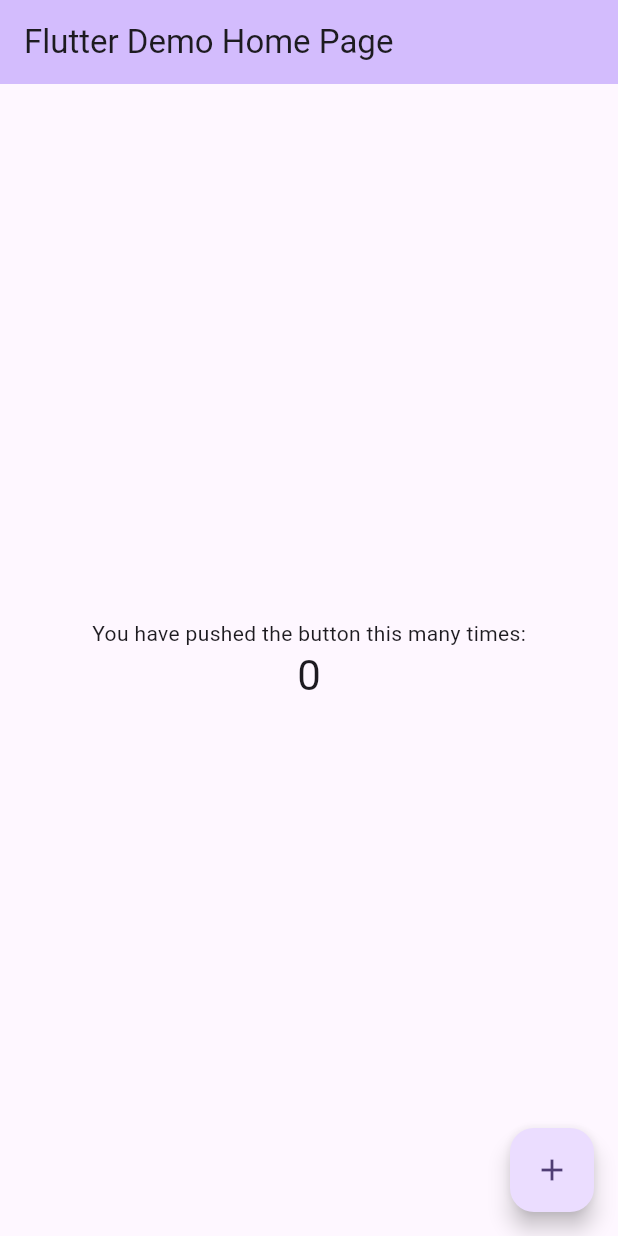
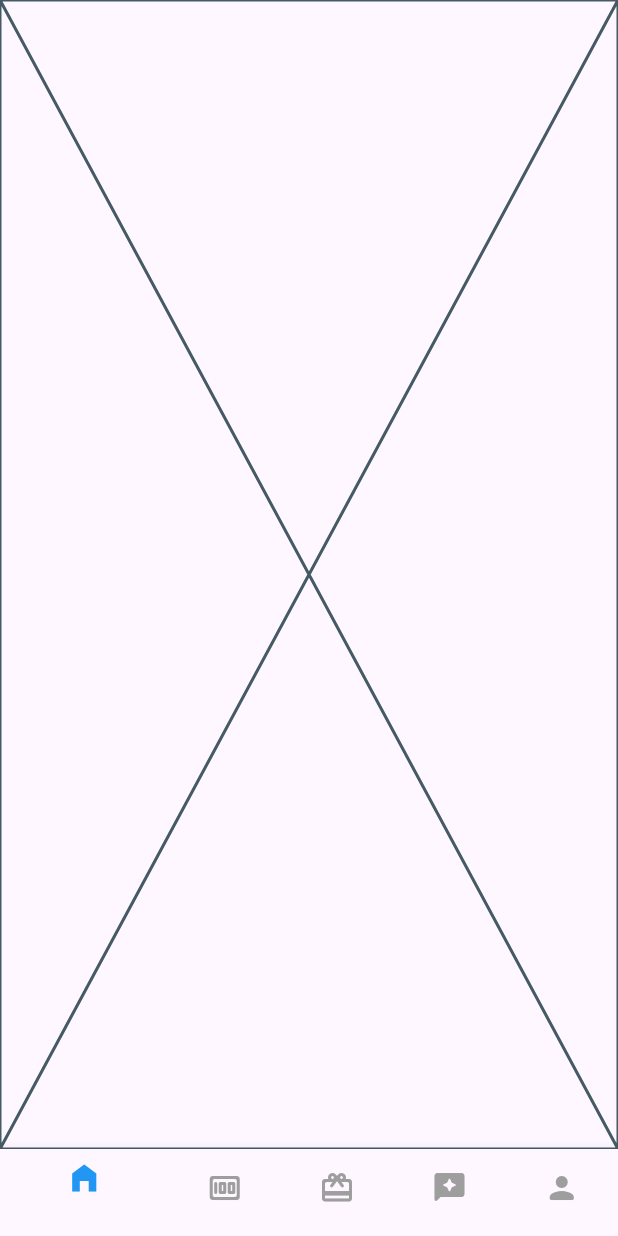
Before and after one commit to betterafter/moneycoon, a Flutter app: the screen it shows after launch, on a phone screen of 412 x 824 dp. Run offline on Flutter 3.47's test engine with Material 3 defaults, Android fonts, the phone set to English and light mode, and no system bars; our stand-ins replace flutter_riverpod, get_it, riverpod_annotation; generated files the repository leaves out were written again.

Commit message:
[feature] 기본 구조 추가 수정 및 기본 화면 추가

```diff
--- a/lib/main.dart
+++ b/lib/main.dart
@@ -1,125 +1,10 @@
 import 'package:flutter/material.dart';
+import 'package:moneycoon/di.dart';
+import 'package:presentation/main.app.dart';
 
 void main() {
-  runApp(const MyApp());
+  WidgetsFlutterBinding.ensureInitialized();
+  Di.initializeApp();
+
+  runApp(const MainApp());
 }
-
-class MyApp extends StatelessWidget {
-  const MyApp({super.key});
-
-  // This widget is the root of your application.
-  @override
-  Widget build(BuildContext context) {
-    return MaterialApp(
-      title: 'Flutter Demo',
-      theme: ThemeData(
-        // This is the theme of your application.
-        //
-        // TRY THIS: Try running your application with "flutter run". You'll see
-        // the application has a purple toolbar. Then, without quitting the app,
-        // try changing the seedColor in the colorScheme below to Colors.green
-        // and then invoke "hot reload" (save your changes or press the "hot
-        // reload" button in a Flutter-supported IDE, or press "r" if you used
-        // the command line to start the app).
-        //
-        // Notice that the counter didn't reset back to zero; the application
-        // state is not lost during the reload. To reset the state, use hot
-        // restart instead.
-        //
-        // This works for code too, not just values: Most code changes can be
-        // tested with just a hot reload.
-        colorScheme: ColorScheme.fromSeed(seedColor: Colors.deepPurple),
-        useMaterial3: true,
-      ),
-      home: const MyHomePage(title: 'Flutter Demo Home Page'),
-    );
-  }
-}
-
-class MyHomePage extends StatefulWidget {
-  const MyHomePage({super.key, required this.title});
-
-  // This widget is the home page of your application. It is stateful, meaning
-  // that it has a State object (defined below) that contains fields that affect
-  // how it looks.
-
-  // This class is the configuration for the state. It holds the values (in this
-  // case the title) provided by the parent (in this case the App widget) and
-  // used by the build method of the State. Fields in a Widget subclass are
-  // always marked "final".
-
-  final String title;
-
-  @override
-  State<MyHomePage> createState() => _MyHomePageState();
-}
-
-class _MyHomePageState extends State<MyHomePage> {
-  int _counter = 0;
-
-  void _incrementCounter() {
-    setState(() {
-      // This call to setState tells the Flutter framework that something has
-      // changed in this State, which causes it to rerun the build method below
-      // so that the display can reflect the updated values. If we changed
-      // _counter without calling setState(), then the build method would not be
-      // called again, and so nothing would appear to happen.
-      _counter++;
-    });
-  }
-
-  @override
-  Widget build(BuildContext context) {
-    // This method is rerun every time setState is called, for instance as done
-    // by the _incrementCounter method above.
-    //
-    // The Flutter framework has been optimized to make rerunning build methods
-    // fast, so that you can just rebuild anything that needs updating rather
-    // than having to individually change instances of widgets.
-    return Scaffold(
-      appBar: AppBar(
-        // TRY THIS: Try changing the color here to a specific color (to
-        // Colors.amber, perhaps?) and trigger a hot reload to see the AppBar
-        // change color while the other colors stay the same.
-        backgroundColor: Theme.of(context).colorScheme.inversePrimary,
-        // Here we take the value from the MyHomePage object that was created by
-        // the App.build method, and use it to set our appbar title.
-        title: Text(widget.title),
-      ),
-      body: Center(
-        // Center is a layout widget. It takes a single child and positions it
-        // in the middle of the parent.
-        child: Column(
-          // Column is also a layout widget. It takes a list of children and
-          // arranges them vertically. By default, it sizes itself to fit its
-          // children horizontally, and tries to be as tall as its parent.
-          //
-          // Column has various properties to control how it sizes itself and
-          // how it positions its children. Here we use mainAxisAlignment to
-          // center the children vertically; the main axis here is the vertical
-          // axis because Columns are vertical (the cross axis would be
-          // horizontal).
-          //
-          // TRY THIS: Invoke "debug painting" (choose the "Toggle Debug Paint"
-          // action in the IDE, or press "p" in the console), to see the
-          // wireframe for each widget.
-          mainAxisAlignment: MainAxisAlignment.center,
-          children: <Widget>[
-            const Text(
-              'You have pushed the button this many times:',
-            ),
-            Text(
-              '$_counter',
-              style: Theme.of(context).textTheme.headlineMedium,
-            ),
-          ],
-        ),
-      ),
-      floatingActionButton: FloatingActionButton(
-        onPressed: _incrementCounter,
-        tooltip: 'Increment',
-        child: const Icon(Icons.add),
-      ), // This trailing comma makes auto-formatting nicer for build methods.
-    );
-  }
-}
--- /dev/null
+++ b/packages/presentation/lib/main.app.dart
@@ -0,0 +1,15 @@
+import 'package:flutter/widgets.dart';
+import 'package:flutter_riverpod/flutter_riverpod.dart';
+
+import 'package:presentation/screen/main/main.screen.dart';
+
+class MainApp extends StatelessWidget {
+  const MainApp({super.key});
+
+  @override
+  Widget build(BuildContext context) {
+    return ProviderScope(
+      child: const MainScreen(),
+    );
+  }
+}
--- /dev/null
+++ b/packages/presentation/lib/page/home/home.page.dart
@@ -0,0 +1,10 @@
+import 'package:flutter/material.dart';
+
+class HomePage extends StatelessWidget {
+  const HomePage({super.key});
+
+  @override
+  Widget build(BuildContext context) {
+    return const Placeholder();
+  }
+}
--- /dev/null
+++ b/packages/presentation/lib/screen/main/main.screen.dart
@@ -0,0 +1,122 @@
+import 'package:flutter/material.dart';
+import 'package:flutter_riverpod/flutter_riverpod.dart';
+import 'package:presentation/page/booup/booup.page.dart';
+import 'package:presentation/page/home/home.page.dart';
+import 'package:presentation/page/my/my.page.dart';
+import 'package:presentation/page/reviewers/reviewers.page.dart';
+import 'package:presentation/page/store/store.page.dart';
+import 'package:presentation/screen/main/riverpod/bottom_navigation_bar.rp.dart';
+
+class MainScreen extends ConsumerWidget {
+  const MainScreen({super.key});
+
+  static const List<Widget> _pages = [
+    HomePage(),
+    BooupPage(),
+    StorePage(),
+    ReviewersPage(),
+    MyPage(),
+  ];
+
+  @override
+  Widget build(BuildContext context, WidgetRef ref) {
+    return MaterialApp(
+      home: Scaffold(
+        body: _pages[ref.watch(bottomNavigationBarIndexProvider)],
+        bottomNavigationBar: BottomNavigationBar(
+          onTap: (index) {
+            ref.read(bottomNavigationBarIndexProvider.notifier).setIndex(index);
+          },
+          selectedLabelStyle: const TextStyle(
+            color: Colors.black,
+          ),
+          unselectedLabelStyle: const TextStyle(
+            color: Colors.black,
+          ),
+          currentIndex: ref.watch(bottomNavigationBarIndexProvider),
+          items: [
+            BottomNavigationBarItem(
+              icon: _inactiveIcon(
+                icon: Icons.home,
+                label: '홈',
+              ),
+              activeIcon: _activeIcon(
+                icon: Icons.home_filled,
+                label: '홈',
+                color: Colors.blue,
+              ),
+              label: '홈',
+            ),
+            BottomNavigationBarItem(
+              icon: _inactiveIcon(
+                icon: Icons.money_rounded,
+                label: '부업',
+              ),
+              activeIcon: _activeIcon(
+                icon: Icons.money_rounded,
+                label: '부업',
+                color: Colors.amber,
+              ),
+              label: '부업',
+            ),
+            BottomNavigationBarItem(
+              icon: _inactiveIcon(
+                icon: Icons.card_giftcard_rounded,
+                label: '상점',
+              ),
+              activeIcon: _activeIcon(
+                icon: Icons.card_giftcard_rounded,
+                label: '상점',
+                color: Colors.green,
+              ),
+              label: '상점',
+            ),
+            BottomNavigationBarItem(
+              icon: _inactiveIcon(
+                icon: Icons.reviews_rounded,
+                label: '체험단',
+              ),
+              activeIcon: _activeIcon(
+                icon: Icons.reviews_rounded,
+                label: '체험단',
+                color: Colors.red,
+              ),
+              label: '체험단',
+            ),
+            BottomNavigationBarItem(
+              icon: _inactiveIcon(
+                icon: Icons.person_rounded,
+                label: 'MY',
+              ),
+              activeIcon: _activeIcon(
+                icon: Icons.person_rounded,
+                label: 'MY',
+                color: Colors.blue,
+              ),
+              label: 'MY',
+            ),
+          ],
+        ),
+      ),
+    );
+  }
+
+  static Widget _activeIcon({
+    required IconData icon,
+    required String label,
+    required Color color,
+  }) =>
+      Icon(
+        icon,
+        color: color,
+      );
+
+  static Widget _inactiveIcon({
+    required IconData icon,
+    required String label,
+  }) =>
+      Icon(
+        icon,
+        color: Colors.grey,
+      );
+}
```
Also changed, not shown: lib/di.dart (added, +15 -0 lines), packages/presentation/lib/common/theme.dart (added, +28 -0 lines), packages/presentation/lib/page/booup/booup.page.dart (added, +10 -0 lines), packages/presentation/lib/page/my/my.page.dart (added, +10 -0 lines), packages/presentation/lib/page/reviewers/reviewers.page.dart (added, +10 -0 lines), packages/presentation/lib/page/store/store.page.dart (added, +10 -0 lines), packages/presentation/lib/presentation.dart (deleted, +0 -7 lines), packages/presentation/lib/screen/main/riverpod/bottom_navigation_bar.rp.dart (added, +16 -0 lines), packages/presentation/lib/screen/splash/splash.screen.dart (added, +10 -0 lines), packages/presentation/pubspec.yaml (+12 -34 lines), pubspec.yaml (+9 -0 lines), packages/presentation/lib/screen/main/riverpod/bottom_navigation_bar.rp.g.dart (added).
